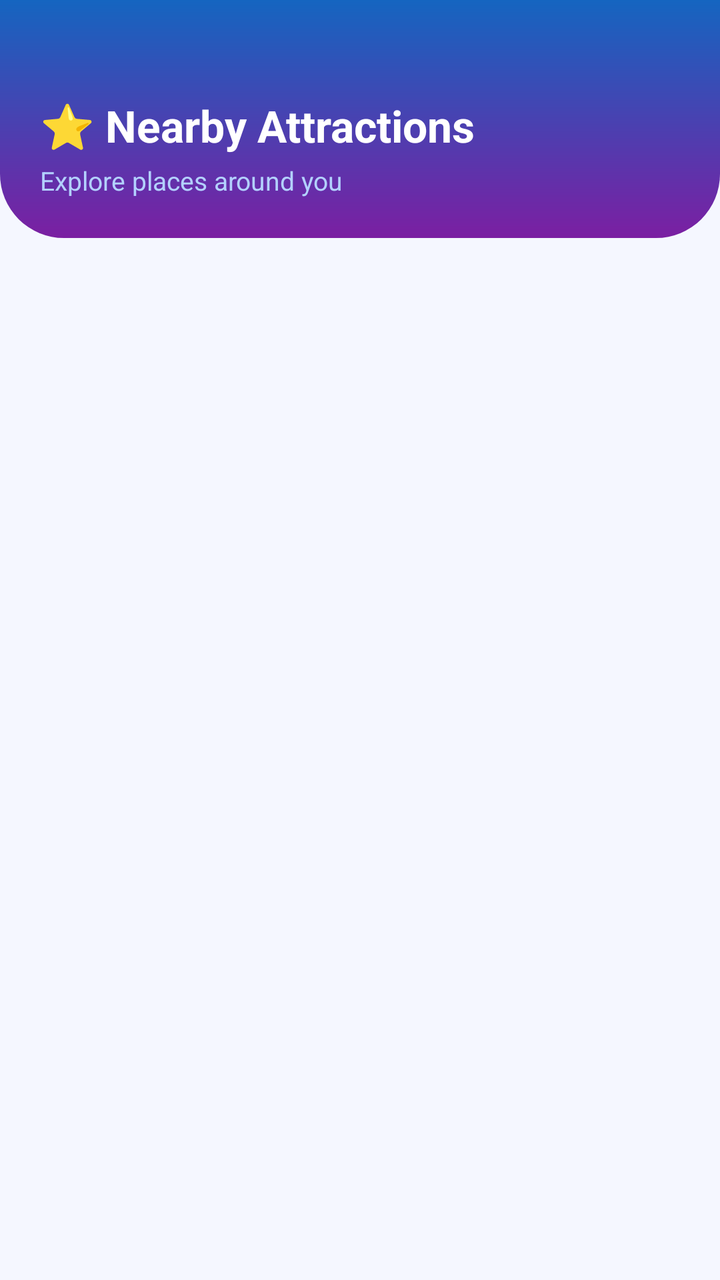
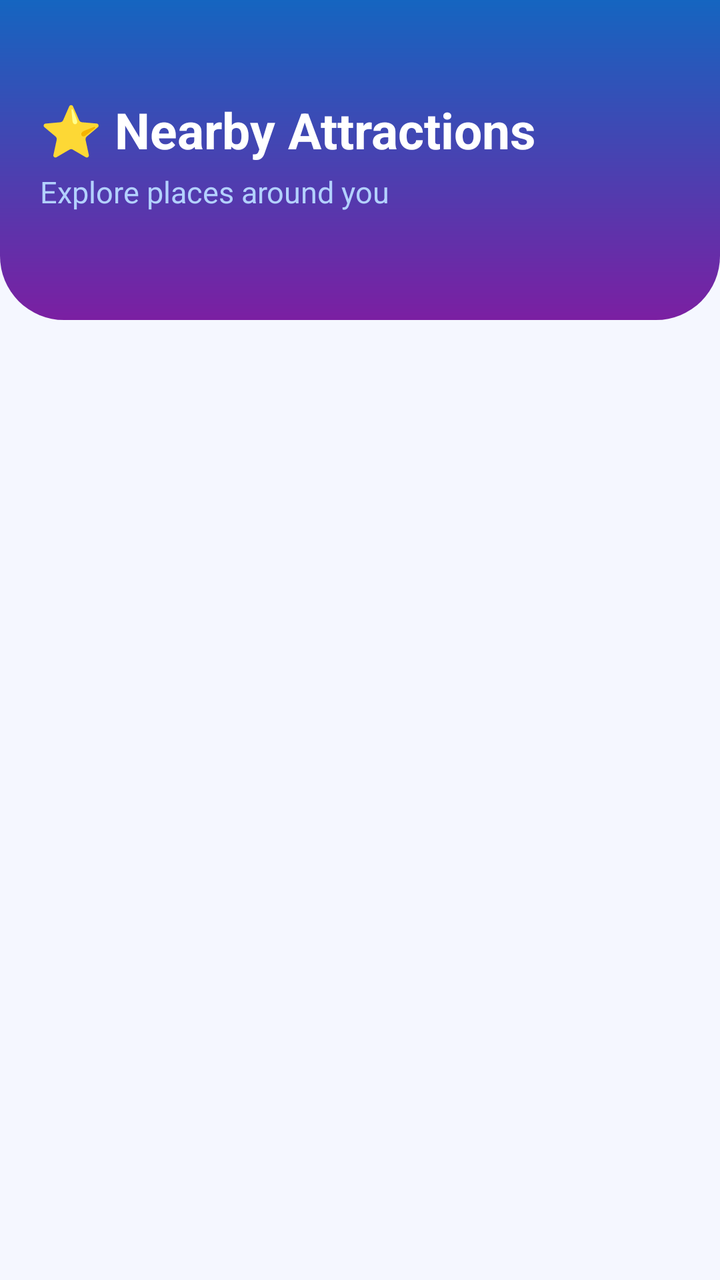

Before-and-after screenshots of an Android layout around one commit, followed by the original layout XML and the change that was made.
<!-- AndroidManifest.xml: application theme Theme.Drishya_Vani -->
<!-- res/layout/activity_nearby_places.xml -->
<?xml version="1.0" encoding="utf-8"?>
<LinearLayout xmlns:android="http://schemas.android.com/apk/res/android"
    android:layout_width="match_parent"
    android:layout_height="match_parent"
    android:orientation="vertical"
    android:background="#F5F7FF">

    
    <LinearLayout
        android:layout_width="match_parent"
        android:layout_height="wrap_content"
        android:orientation="vertical"
        android:background="@drawable/bg_about_gradient"
        android:paddingStart="20dp"
        android:paddingEnd="20dp"
        android:paddingTop="48dp"
        android:paddingBottom="20dp">

        <TextView
            android:layout_width="wrap_content"
            android:layout_height="wrap_content"
            android:text="⭐ Nearby Attractions"
            android:textSize="22sp"
            android:textStyle="bold"
            android:textColor="#FFFFFF" />

        <TextView
            android:layout_width="wrap_content"
            android:layout_height="wrap_content"
            android:text="Explore places around you"
            android:textSize="13sp"
            android:textColor="#B3D1FF"
            android:layout_marginTop="4dp" />

    </LinearLayout>

    <androidx.recyclerview.widget.RecyclerView
        android:id="@+id/recyclerNearby"
        android:layout_width="match_parent"
        android:layout_height="match_parent"
        android:paddingStart="14dp"
        android:paddingEnd="14dp"
        android:paddingTop="14dp"
        android:paddingBottom="16dp"
        android:clipToPadding="false" />

</LinearLayout>
<!-- resources referenced by this layout -->
<resources>
  <!-- drawable bg_about_gradient (drawable) -->
  <?xml version="1.0" encoding="utf-8"?>
  <shape xmlns:android="http://schemas.android.com/apk/res/android">
      <gradient
          android:startColor="#1565C0"
          android:endColor="#7B1FA2"
          android:angle="150"
          android:type="linear" />
      <corners
          android:bottomLeftRadius="32dp"
          android:bottomRightRadius="32dp" />
  </shape>
  <style name="Theme.Drishya_Vani" parent="Base.Theme.Drishya_Vani" />
  <style name="Base.Theme.Drishya_Vani" parent="Theme.Material3.DayNight.NoActionBar">
          
          
      </style>
</resources>

<!-- the commit's change to res/layout/activity_nearby_places.xml (unified diff, before → after) -->
@@ -8,7 +8,7 @@
     
     <LinearLayout
         android:layout_width="match_parent"
-        android:layout_height="wrap_content"
+        android:layout_height="160dp"
         android:orientation="vertical"
         android:background="@drawable/bg_about_gradient"
         android:paddingStart="20dp"
@@ -20,7 +20,7 @@
             android:layout_width="wrap_content"
             android:layout_height="wrap_content"
             android:text="⭐ Nearby Attractions"
-            android:textSize="22sp"
+            android:textSize="25sp"
             android:textStyle="bold"
             android:textColor="#FFFFFF" />
 
@@ -28,7 +28,7 @@
             android:layout_width="wrap_content"
             android:layout_height="wrap_content"
             android:text="Explore places around you"
-            android:textSize="13sp"
+            android:textSize="15sp"
             android:textColor="#B3D1FF"
             android:layout_marginTop="4dp" />
 
